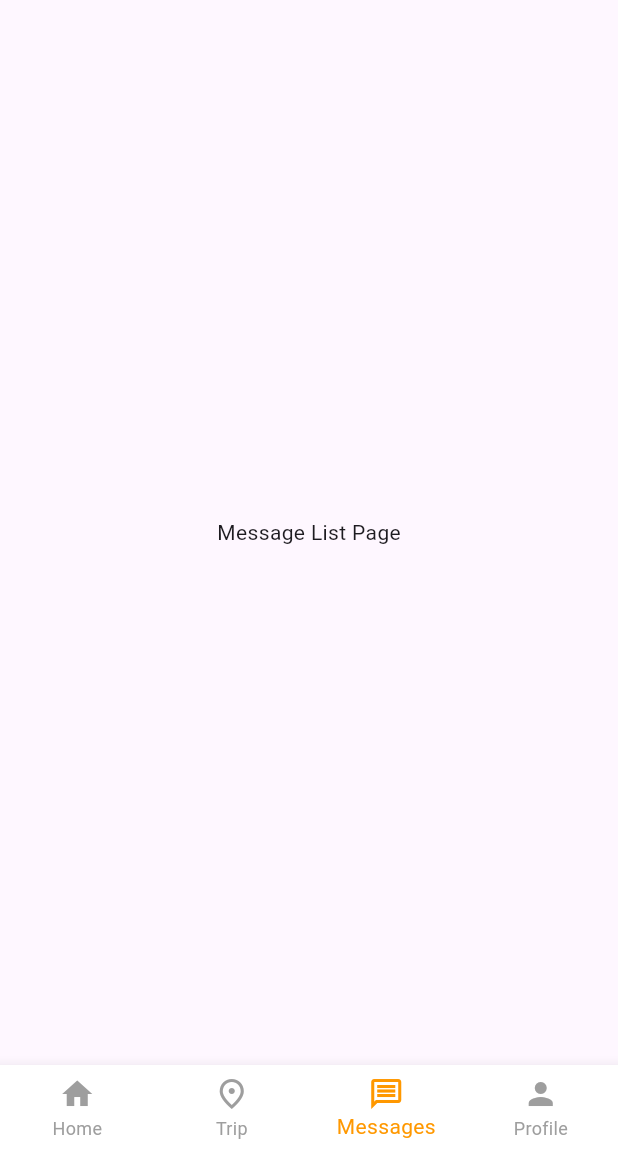
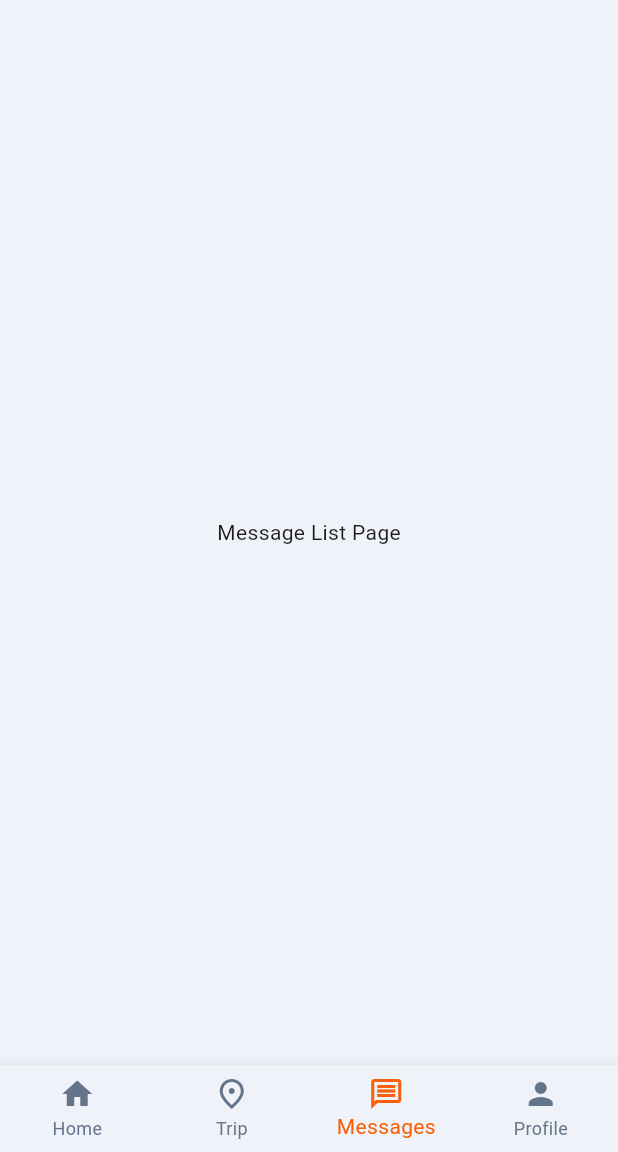
Before and after one commit to InAppoDev/driver_app, a Flutter app: the MainPage screen opened by its route, item 3 of the bottom bar chosen, on a phone screen of 412 x 824 dp, the part 84-1236 px from its top. Run offline on Flutter 3.47's test engine with Material 3 defaults, Android fonts, the phone set to English and light mode, and no system bars; our stand-ins replace dio, flutter_bloc, freezed_annotation, get_it, go_router.

Commit message:
add theme

```diff
--- a/build.yaml
+++ /dev/null
@@ -1,6 +0,0 @@
-targets:
-  $default:
-    builders:
-      auto_route_generator:autoRouteBuilder:
-        options:
-          generate_for_dir: [lib]
--- a/lib/driver_app.dart
+++ b/lib/driver_app.dart
@@ -1,4 +1,5 @@
 import 'package:flutter/material.dart';
+import 'package:tms_driver/presentation/theme/theme.dart';
 import 'router/app_router.dart';
 
 class DriverApp extends StatelessWidget {
@@ -8,6 +9,7 @@ class DriverApp extends StatelessWidget {
   Widget build(BuildContext context) {
     return MaterialApp.router(
       title: 'Driver App',
+      theme: lightTheme,
       routerDelegate: router.routerDelegate,
       routeInformationParser: router.routeInformationParser,
       routeInformationProvider: router.routeInformationProvider,
--- a/lib/presentation/pages/main/main_page.dart
+++ b/lib/presentation/pages/main/main_page.dart
@@ -13,7 +13,6 @@ class MainPage extends StatefulWidget {
 
 class MainPageState extends State<MainPage> {
   int _selectedIndex = 0;
-  Color color = const Color.fromRGBO(239, 243, 249, 1.0);
 
   static const List<Widget> _routes = [
     HomePage(),
@@ -47,12 +46,9 @@ class MainPageState extends State<MainPage> {
         children: _routes,
       ),
       bottomNavigationBar: BottomNavigationBar(
-        backgroundColor: Colors.white,
         currentIndex: _selectedIndex,
         onTap: _onItemTapped,
         type: BottomNavigationBarType.fixed,
-        selectedItemColor: Colors.orange,
-        unselectedItemColor: Colors.grey,
         showSelectedLabels: true,
         showUnselectedLabels: true,
         items: const [
--- a/lib/presentation/pages/message_list/message_list.dart
+++ b/lib/presentation/pages/message_list/message_list.dart
@@ -5,8 +5,11 @@ class MessageListPage extends StatelessWidget {
 
   @override
   Widget build(BuildContext context) {
-    return const Center(
-      child: Text('Message List Page'),
+    return Container(
+      decoration: BoxDecoration(color: Theme.of(context).canvasColor),
+      child: const Center(
+        child: Text('Message List Page'),
+      ),
     );
   }
 }
--- /dev/null
+++ b/lib/presentation/theme/theme.dart
@@ -0,0 +1,15 @@
+import 'package:flutter/material.dart';
+import 'package:tms_driver/presentation/theme/app_colors.dart';
+
+final lightTheme = ThemeData(
+    useMaterial3: true,
+    scaffoldBackgroundColor: AppColors.mainWhite,
+    canvasColor: AppColors.white,
+    bottomNavigationBarTheme: const BottomNavigationBarThemeData(
+      backgroundColor: AppColors.white,
+      selectedItemColor: AppColors.orange,
+      unselectedItemColor: AppColors.mainGray,
+    ),
+    iconTheme: const IconThemeData(
+      color: AppColors.mainGray,
+    ));
```
Also changed, not shown: lib/presentation/pages/profile/profile.dart (+5 -2 lines), lib/presentation/pages/trip_list/trip_list.dart (+5 -2 lines), lib/presentation/theme/app_colors.dart (added, +14 -0 lines).
